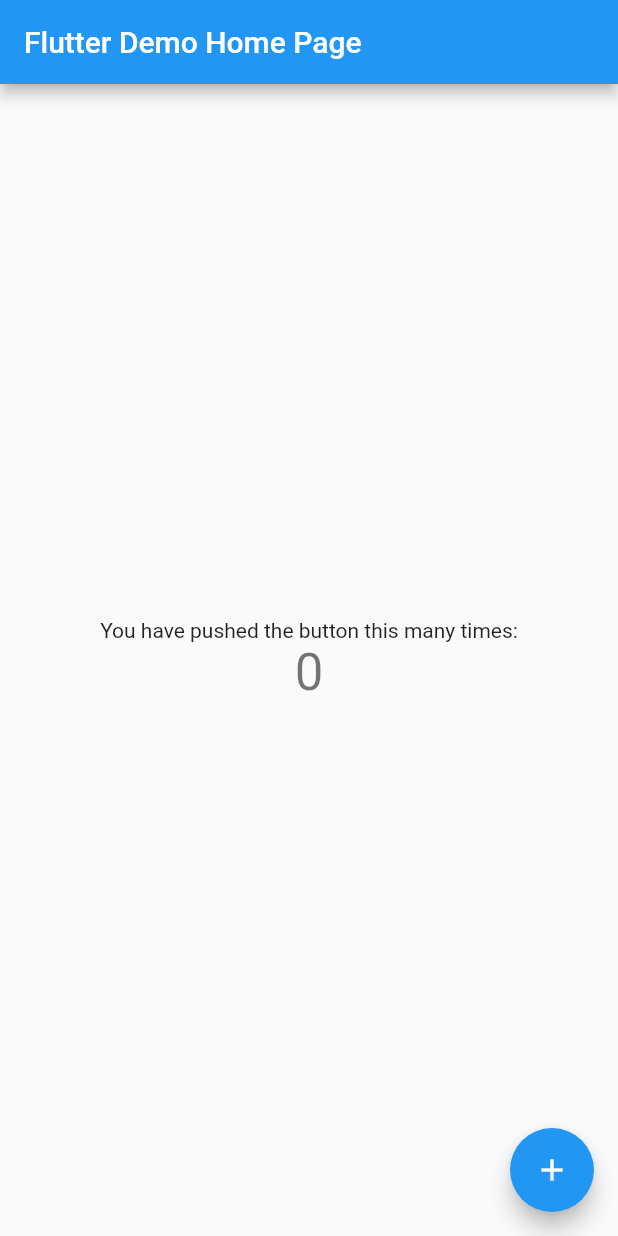
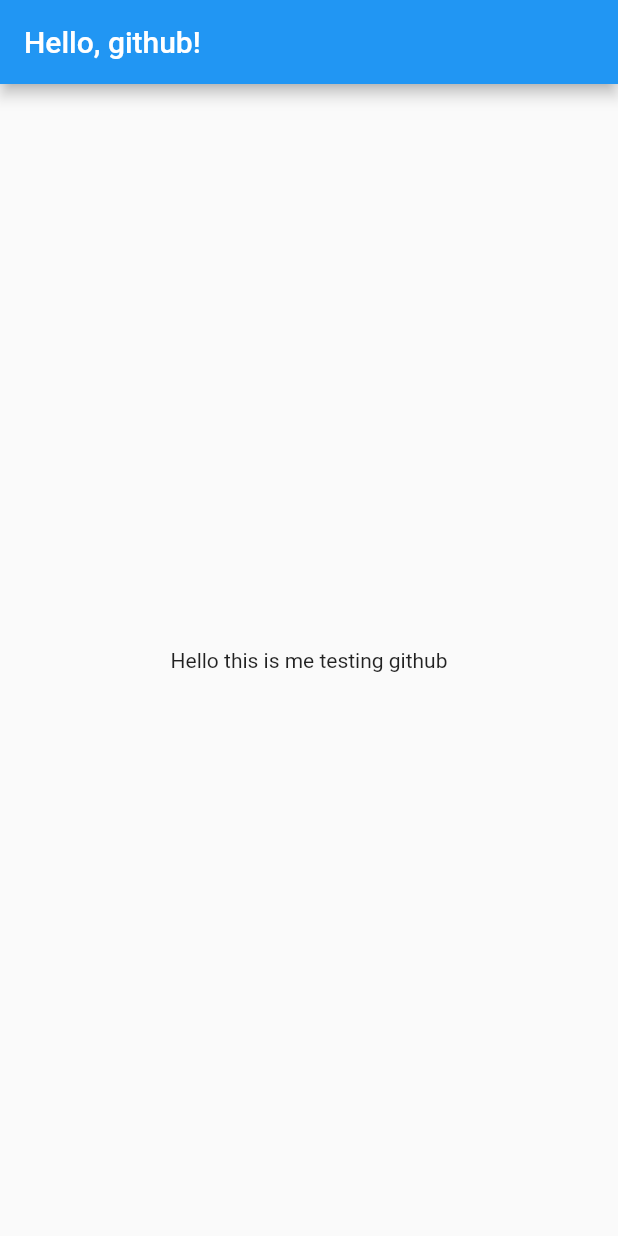
Before and after one commit to Gdcr7/git_test_android, a Flutter app: the screen it shows after launch, on a phone screen of 412 x 824 dp. Run offline on Flutter 3.47's test engine with Material 2 defaults, Android fonts, the phone set to English and light mode, and no system bars.

Commit message:
changed ui on main.dart

```diff
--- a/lib/main.dart
+++ b/lib/main.dart
@@ -1,115 +1,36 @@
 import 'package:flutter/material.dart';
 
-void main() {
+void main(){
   runApp(const MyApp());
 }
 
 class MyApp extends StatelessWidget {
   const MyApp({Key? key}) : super(key: key);
 
-  // This widget is the root of your application.
   @override
   Widget build(BuildContext context) {
     return MaterialApp(
-      title: 'Flutter Demo',
+      title: 'testing git and github',
       theme: ThemeData(
-        // This is the theme of your application.
-        //
-        // Try running your application with "flutter run". You'll see the
-        // application has a blue toolbar. Then, without quitting the app, try
-        // changing the primarySwatch below to Colors.green and then invoke
-        // "hot reload" (press "r" in the console where you ran "flutter run",
-        // or simply save your changes to "hot reload" in a Flutter IDE).
-        // Notice that the counter didn't reset back to zero; the application
-        // is not restarted.
-        primarySwatch: Colors.blue,
+        primarySwatch: Colors.blue
       ),
-      home: const MyHomePage(title: 'Flutter Demo Home Page'),
+      home: const HomePage(),
     );
   }
 }
 
-class MyHomePage extends StatefulWidget {
-  const MyHomePage({Key? key, required this.title}) : super(key: key);
-
-  // This widget is the home page of your application. It is stateful, meaning
-  // that it has a State object (defined below) that contains fields that affect
-  // how it looks.
-
-  // This class is the configuration for the state. It holds the values (in this
-  // case the title) provided by the parent (in this case the App widget) and
-  // used by the build method of the State. Fields in a Widget subclass are
-  // always marked "final".
-
-  final String title;
-
-  @override
-  State<MyHomePage> createState() => _MyHomePageState();
-}
-
-class _MyHomePageState extends State<MyHomePage> {
-  int _counter = 0;
-
-  void _incrementCounter() {
-    setState(() {
-      // This call to setState tells the Flutter framework that something has
-      // changed in this State, which causes it to rerun the build method below
-      // so that the display can reflect the updated values. If we changed
-      // _counter without calling setState(), then the build method would not be
-      // called again, and so nothing would appear to happen.
-      _counter++;
-    });
-  }
+class HomePage extends StatelessWidget {
+  const HomePage({Key? key}) : super(key: key);
 
   @override
   Widget build(BuildContext context) {
-    // This method is rerun every time setState is called, for instance as done
-    // by the _incrementCounter method above.
-    //
-    // The Flutter framework has been optimized to make rerunning build methods
-    // fast, so that you can just rebuild anything that needs updating rather
-    // than having to individually change instances of widgets.
     return Scaffold(
       appBar: AppBar(
-        // Here we take the value from the MyHomePage object that was created by
-        // the App.build method, and use it to set our appbar title.
-        title: Text(widget.title),
+        title: const Text('Hello, github!'),
       ),
-      body: Center(
-        // Center is a layout widget. It takes a single child and positions it
-        // in the middle of the parent.
-        child: Column(
-          // Column is also a layout widget. It takes a list of children and
-          // arranges them vertically. By default, it sizes itself to fit its
-          // children horizontally, and tries to be as tall as its parent.
-          //
-          // Invoke "debug painting" (press "p" in the console, choose the
-          // "Toggle Debug Paint" action from the Flutter Inspector in Android
-          // Studio, or the "Toggle Debug Paint" command in Visual Studio Code)
-          // to see the wireframe for each widget.
-          //
-          // Column has various properties to control how it sizes itself and
-          // how it positions its children. Here we use mainAxisAlignment to
-          // center the children vertically; the main axis here is the vertical
-          // axis because Columns are vertical (the cross axis would be
-          // horizontal).
-          mainAxisAlignment: MainAxisAlignment.center,
-          children: <Widget>[
-            const Text(
-              'You have pushed the button this many times:',
-            ),
-            Text(
-              '$_counter',
-              style: Theme.of(context).textTheme.headline4,
-            ),
-          ],
-        ),
+      body: const Center(
+        child: Text('Hello this is me testing github'),
       ),
-      floatingActionButton: FloatingActionButton(
-        onPressed: _incrementCounter,
-        tooltip: 'Increment',
-        child: const Icon(Icons.add),
-      ), // This trailing comma makes auto-formatting nicer for build methods.
     );
   }
 }
```
